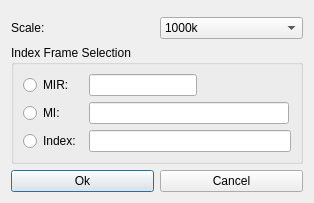
First picture: the form in gui/LayerTools/CreateFrameTool/ui_create_inom_dialog_base.ui, repository dsgoficial/DsgTools, before the edit.
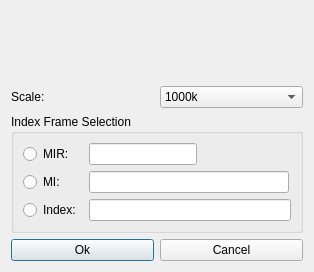
Second picture: the form after the edit. Custom widgets are drawn as their Qt base class.

```diff
--- a/gui/LayerTools/CreateFrameTool/ui_create_inom_dialog_base.ui
+++ b/gui/LayerTools/CreateFrameTool/ui_create_inom_dialog_base.ui
@@ -7,7 +7,7 @@
     <x>0</x>
     <y>0</y>
     <width>314</width>
-    <height>202</height>
+    <height>272</height>
    </rect>
   </property>
   <property name="windowTitle">
```
Left out of the diff: 2 changed lines with no effect on the pictures.
